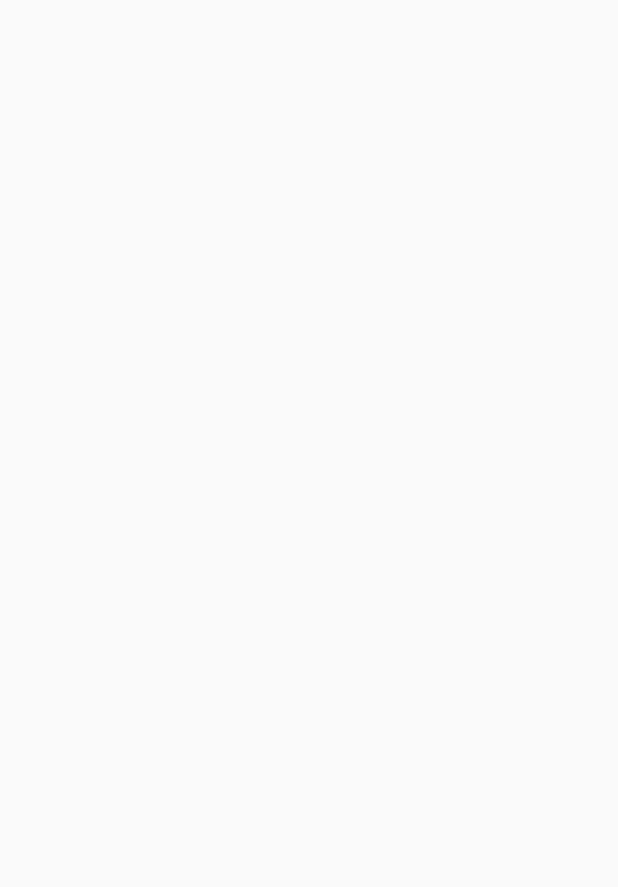
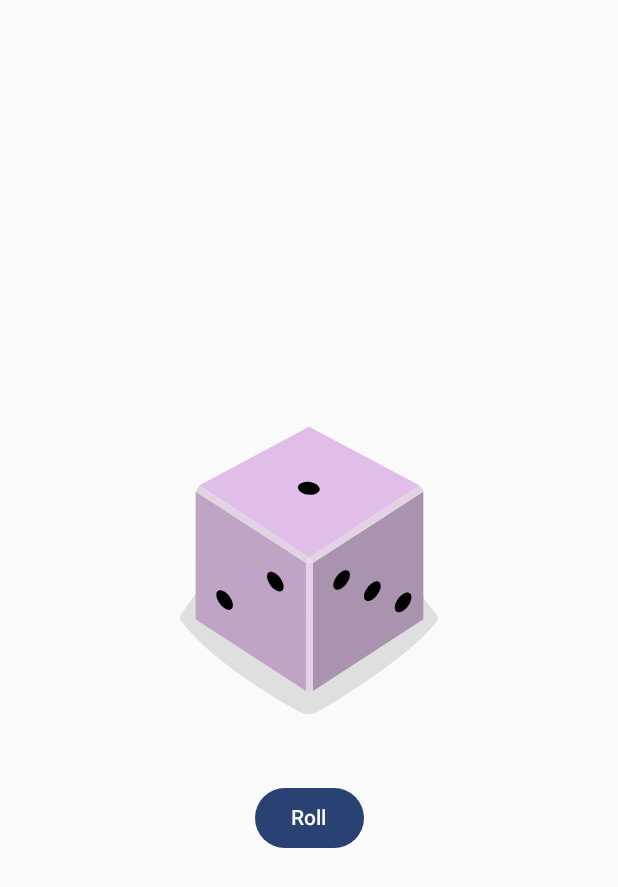
Before and after one commit to BTWFH/SmallAndroidApps, an Android app built with Jetpack Compose: the screen it shows after launch (MainActivity), on a phone screen of 412 x 824 dp. Before the commit the part shown is empty. Shown: the top 887 px of the screen. Run offline under Robolectric (Android 15) with nearby library versions, the light colour scheme and no system bars.

Commit message:
Finished dice roller app with working button and image

```diff
--- a/DiceRoller/app/build.gradle.kts
+++ b/DiceRoller/app/build.gradle.kts
@@ -59,6 +59,7 @@ dependencies {
     implementation(libs.androidx.ui.graphics)
     implementation(libs.androidx.ui.tooling.preview)
     implementation(libs.androidx.material3)
+    implementation(libs.androidx.material3.android)
     testImplementation(libs.junit)
     androidTestImplementation(libs.androidx.junit)
     androidTestImplementation(libs.androidx.espresso.core)
--- a/DiceRoller/app/src/main/java/com/example/diceroller/MainActivity.kt
+++ b/DiceRoller/app/src/main/java/com/example/diceroller/MainActivity.kt
@@ -4,12 +4,25 @@ import android.os.Bundle
 import androidx.activity.ComponentActivity
 import androidx.activity.compose.setContent
 import androidx.activity.enableEdgeToEdge
+import androidx.compose.foundation.Image
+import androidx.compose.foundation.layout.Column
+import androidx.compose.foundation.layout.Spacer
 import androidx.compose.foundation.layout.fillMaxSize
+import androidx.compose.foundation.layout.height
 import androidx.compose.foundation.layout.wrapContentSize
+import androidx.compose.material3.Button
+import androidx.compose.material3.Text
 import androidx.compose.runtime.Composable
+import androidx.compose.runtime.getValue
+import androidx.compose.runtime.mutableIntStateOf
+import androidx.compose.runtime.remember
+import androidx.compose.runtime.setValue
 import androidx.compose.ui.Alignment
 import androidx.compose.ui.Modifier
+import androidx.compose.ui.res.painterResource
+import androidx.compose.ui.res.stringResource
 import androidx.compose.ui.tooling.preview.Preview
+import androidx.compose.ui.unit.dp
 import com.example.diceroller.ui.theme.DiceRollerTheme
 
 class MainActivity : ComponentActivity() {
@@ -26,7 +39,28 @@ class MainActivity : ComponentActivity() {
 
 @Composable
 fun DiceWithButtonAndImage(modifier: Modifier = Modifier) {
-
+    var result by remember { mutableIntStateOf(1) }
+    val imageResource = when (result) {
+        1 -> R.drawable.dice_1
+        2 -> R.drawable.dice_2
+        3 -> R.drawable.dice_3
+        4 -> R.drawable.dice_4
+        5 -> R.drawable.dice_5
+        else -> R.drawable.dice_6
+    }
+    Column (
+        modifier = modifier,
+        horizontalAlignment = Alignment.CenterHorizontally
+    ) {
+        Image(
+            painter = painterResource(imageResource),
+            contentDescription = result.toString()
+        )
+        Spacer(modifier = Modifier.height(16.dp))
+        Button(onClick = { result = (1..6).random() }) {
+            Text(text = stringResource(R.string.roll))
+        }
+    }
 }
 
 @Preview
--- /dev/null
+++ b/DiceRoller/app/src/main/res/drawable/dice_1.xml
@@ -0,0 +1,66 @@
+<!--
+  ~ Copyright 2022, The Android Open Source Project
+  ~
+  ~ Licensed under the Apache License, Version 2.0 (the "License");
+  ~ you may not use this file except in compliance with the License.
+  ~ You may obtain a copy of the License at
+  ~
+  ~     http://www.apache.org/licenses/LICENSE-2.0
+  ~
+  ~ Unless required by applicable law or agreed to in writing, software
+  ~ distributed under the License is distributed on an "AS IS" BASIS,
+  ~ WITHOUT WARRANTIES OR CONDITIONS OF ANY KIND, either express or implied.
+  ~ See the License for the specific language governing permissions and
+  ~ limitations under the License.
+  -->
+
+<vector xmlns:android="http://schemas.android.com/apk/res/android"
+    android:width="200dp"
+    android:height="250dp"
+    android:viewportWidth="800"
+    android:viewportHeight="1000">
+    <path
+        android:fillAlpha="0.5"
+        android:fillColor="#C5C4C4"
+        android:pathData="M740.8,635.42c-68.27,90.47 -249.77,201.76 -316,240.63a50.7,50.7 0,0 1,-49.93 0.81c-64.19,-35 -234.09,-133.88 -315.65,-242a14.69,14.69 0,0 1,-0.12 -17.49c77.58,-106.29 159.67,-258.89 341.06,-258.89 182,0 242.19,139.08 340.27,258.88A14.62,14.62 0,0 1,740.8 635.42Z"
+        android:strokeAlpha="0.5" />
+    <path
+        android:fillColor="#AA93AE"
+        android:pathData="M704.9,630l-294.29,191.06l0,-340.85l294.29,-191.06l0,340.85z" />
+    <path
+        android:fillColor="#C0A4C5"
+        android:pathData="M97.59,630l294.29,191.06l0,-340.85l-294.29,-191.06l0,340.85z" />
+    <path
+        android:fillColor="#E1BEE7"
+        android:pathData="M400.14,464.73l-293.19,-191.45l293.19,-156.31l295.39,156.31l-295.39,191.45z" />
+    <path
+        android:fillColor="#E2D3E4"
+        android:pathData="M106.95,273.28l-9.36,15.87l294.29,191.06l8.26,-15.48l-293.19,-191.45z" />
+    <path
+        android:fillColor="#E2D3E4"
+        android:pathData="M695.53,273.28l9.37,15.87l-294.29,191.06l-10.47,-15.48l295.39,-191.45z" />
+    <path
+        android:fillColor="#E2D3E4"
+        android:pathData="M391.88,480.21h18.73v340.85h-18.73z" />
+    <path
+        android:fillColor="#E7DCE8"
+        android:pathData="M400.14,464.73l-8.26,15.48l18.73,0l-10.47,-15.48z" />
+    <path
+        android:fillColor="#000000"
+        android:pathData="M397.45,297.62a16.9,28.71 97.07,1 0,4.16 -33.54a16.9,28.71 97.07,1 0,-4.16 33.54z" />
+    <path
+        android:fillColor="#000000"
+        android:pathData="M297.17,539.02a30.12,16.11 53.82,1 0,26.01 -19.02a30.12,16.11 53.82,1 0,-26.01 19.02z" />
+    <path
+        android:fillColor="#000000"
+        android:pathData="M161.96,588.24a30.12,16.11 53.82,1 0,26.01 -19.02a30.12,16.11 53.82,1 0,-26.01 19.02z" />
+    <path
+        android:fillColor="#000000"
+        android:pathData="M551.15,579.45a30.12,16.11 126.18,1 0,35.56 -48.62a30.12,16.11 126.18,1 0,-35.56 48.62z" />
+    <path
+        android:fillColor="#000000"
+        android:pathData="M469.12,549.58a30.12,16.11 126.18,1 0,35.56 -48.62a30.12,16.11 126.18,1 0,-35.56 48.62z" />
+    <path
+        android:fillColor="#000000"
+        android:pathData="M633.17,609.29a30.12,16.11 126.18,1 0,35.56 -48.62a30.12,16.11 126.18,1 0,-35.56 48.62z" />
+</vector>
--- /dev/null
+++ b/DiceRoller/app/src/main/res/drawable/dice_2.xml
@@ -0,0 +1,66 @@
+<!--
+  ~ Copyright 2022, The Android Open Source Project
+  ~
+  ~ Licensed under the Apache License, Version 2.0 (the "License");
+  ~ you may not use this file except in compliance with the License.
+  ~ You may obtain a copy of the License at
+  ~
+  ~     http://www.apache.org/licenses/LICENSE-2.0
+  ~
+  ~ Unless required by applicable law or agreed to in writing, software
+  ~ distributed under the License is distributed on an "AS IS" BASIS,
+  ~ WITHOUT WARRANTIES OR CONDITIONS OF ANY KIND, either express or implied.
+  ~ See the License for the specific language governing permissions and
+  ~ limitations under the License.
+  -->
+
+<vector xmlns:android="http://schemas.android.com/apk/res/android"
+    android:width="200dp"
+    android:height="250dp"
+    android:viewportWidth="800"
+    android:viewportHeight="1000">
+    <path
+        android:fillAlpha="0.5"
+        android:fillColor="#C5C4C4"
+        android:pathData="M740.8,635.42c-68.27,90.47 -249.77,201.76 -316,240.63a50.7,50.7 0,0 1,-49.93 0.81c-64.19,-35 -234.09,-133.88 -315.65,-242a14.69,14.69 0,0 1,-0.12 -17.49c77.58,-106.29 159.67,-258.89 341.06,-258.89 182,0 242.19,139.08 340.27,258.88A14.62,14.62 0,0 1,740.8 635.42Z"
+        android:strokeAlpha="0.5" />
+    <path
+        android:fillColor="#AA93AE"
+        android:pathData="M704.9,630l-294.29,191.06l0,-340.85l294.29,-191.06l0,340.85z" />
+    <path
+        android:fillColor="#C0A4C5"
+        android:pathData="M97.59,630l294.29,191.06l0,-340.85l-294.29,-191.06l0,340.85z" />
+    <path
+        android:fillColor="#E1BEE7"
+        android:pathData="M400.14,464.73l-293.19,-191.45l293.19,-156.31l295.39,156.31l-295.39,191.45z" />
+    <path
+        android:fillColor="#E2D3E4"
+        android:pathData="M106.95,273.28l-9.36,15.87l294.29,191.06l8.26,-15.48l-293.19,-191.45z" />
+    <path
+        android:fillColor="#E2D3E4"
+        android:pathData="M695.53,273.28l9.37,15.87l-294.29,191.06l-10.47,-15.48l295.39,-191.45z" />
+    <path
+        android:fillColor="#E2D3E4"
+        android:pathData="M391.88,480.21h18.73v340.85h-18.73z" />
+    <path
+        android:fillColor="#E7DCE8"
+        android:pathData="M400.14,464.73l-8.26,15.48l18.73,0l-10.47,-15.48z" />
+    <path
+        android:fillColor="#000000"
+        android:pathData="M520.85,303.25a16.9,28.71 97.07,1 0,4.16 -33.54a16.9,28.71 97.07,1 0,-4.16 33.54z" />
+    <path
+        android:fillColor="#000000"
+        android:pathData="M273.33,291.99a16.9,28.71 97.07,1 0,4.16 -33.54a16.9,28.71 97.07,1 0,-4.16 33.54z" />
+    <path
+        android:fillColor="#000000"
+        android:pathData="M229.56,563.64a30.12,16.11 53.82,1 0,26.01 -19.02a30.12,16.11 53.82,1 0,-26.01 19.02z" />
+    <path
+        android:fillColor="#000000"
+        android:pathData="M311.58,533.77a30.12,16.11 53.82,1 0,26.01 -19.02a30.12,16.11 53.82,1 0,-26.01 19.02z" />
+    <path
+        android:fillColor="#000000"
+        android:pathData="M147.54,593.49a30.12,16.11 53.82,1 0,26.01 -19.02a30.12,16.11 53.82,1 0,-26.01 19.02z" />
+    <path
+        android:fillColor="#000000"
+        android:pathData="M551.15,579.45a30.12,16.11 126.18,1 0,35.56 -48.62a30.12,16.11 126.18,1 0,-35.56 48.62z" />
+</vector>
--- /dev/null
+++ b/DiceRoller/app/src/main/res/drawable/dice_3.xml
@@ -0,0 +1,66 @@
+<!--
+  ~ Copyright 2022, The Android Open Source Project
+  ~
+  ~ Licensed under the Apache License, Version 2.0 (the "License");
+  ~ you may not use this file except in compliance with the License.
+  ~ You may obtain a copy of the License at
+  ~
+  ~     http://www.apache.org/licenses/LICENSE-2.0
+  ~
+  ~ Unless required by applicable law or agreed to in writing, software
+  ~ distributed under the License is distributed on an "AS IS" BASIS,
+  ~ WITHOUT WARRANTIES OR CONDITIONS OF ANY KIND, either express or implied.
+  ~ See the License for the specific language governing permissions and
+  ~ limitations under the License.
+  -->
+
+<vector xmlns:android="http://schemas.android.com/apk/res/android"
+    android:width="200dp"
+    android:height="250dp"
+    android:viewportWidth="800"
+    android:viewportHeight="1000">
+    <path
+        android:fillAlpha="0.5"
+        android:fillColor="#C5C4C4"
+        android:pathData="M740.8,635.42c-68.27,90.47 -249.77,201.76 -316,240.63a50.7,50.7 0,0 1,-49.93 0.81c-64.19,-35 -234.09,-133.88 -315.65,-242a14.69,14.69 0,0 1,-0.12 -17.49c77.58,-106.29 159.67,-258.89 341.06,-258.89 182,0 242.19,139.08 340.27,258.88A14.62,14.62 0,0 1,740.8 635.42Z"
+        android:strokeAlpha="0.5" />
+    <path
+        android:fillColor="#AA93AE"
+        android:pathData="M704.9,630l-294.29,191.06l0,-340.85l294.29,-191.06l0,340.85z" />
+    <path
+        android:fillColor="#C0A4C5"
+        android:pathData="M97.59,630l294.29,191.06l0,-340.85l-294.29,-191.06l0,340.85z" />
+    <path
+        android:fillColor="#E1BEE7"
+        android:pathData="M400.14,464.73l-293.19,-191.45l293.19,-156.31l295.39,156.31l-295.39,191.45z" />
+    <path
+        android:fillColor="#E2D3E4"
+        android:pathData="M106.95,273.28l-9.36,15.87l294.29,191.06l8.26,-15.48l-293.19,-191.45z" />
+    <path
+        android:fillColor="#E2D3E4"
+        android:pathData="M695.53,273.28l9.37,15.87l-294.29,191.06l-10.47,-15.48l295.39,-191.45z" />
+    <path
+        android:fillColor="#E2D3E4"
+        android:pathData="M391.88,480.21h18.73v340.85h-18.73z" />
+    <path
+        android:fillColor="#E7DCE8"
+        android:pathData="M400.14,464.73l-8.26,15.48l18.73,0l-10.47,-15.48z" />
+    <path
+        android:fillColor="#000000"
+        android:pathData="M398.11,297.62a16.9,28.71 97.07,1 0,4.16 -33.54a16.9,28.71 97.07,1 0,-4.16 33.54z" />
+    <path
+        android:fillColor="#000000"
+        android:pathData="M548.27,304.46a16.9,28.71 97.07,1 0,4.16 -33.54a16.9,28.71 97.07,1 0,-4.16 33.54z" />
+    <path
+        android:fillColor="#000000"
+        android:pathData="M247.95,290.79a16.9,28.71 97.07,1 0,4.16 -33.54a16.9,28.71 97.07,1 0,-4.16 33.54z" />
+    <path
+        android:fillColor="#000000"
+        android:pathData="M229.56,563.64a30.12,16.11 53.82,1 0,26.01 -19.02a30.12,16.11 53.82,1 0,-26.01 19.02z" />
+    <path
+        android:fillColor="#000000"
+        android:pathData="M483.54,554.83a30.12,16.11 126.18,1 0,35.56 -48.62a30.12,16.11 126.18,1 0,-35.56 48.62z" />
+    <path
+        android:fillColor="#000000"
+        android:pathData="M618.75,604.04a30.12,16.11 126.18,1 0,35.56 -48.62a30.12,16.11 126.18,1 0,-35.56 48.62z" />
+</vector>
--- /dev/null
+++ b/DiceRoller/app/src/main/res/drawable/dice_4.xml
@@ -0,0 +1,69 @@
+<!--
+  ~ Copyright 2022, The Android Open Source Project
+  ~
+  ~ Licensed under the Apache License, Version 2.0 (the "License");
+  ~ you may not use this file except in compliance with the License.
+  ~ You may obtain a copy of the License at
+  ~
+  ~     http://www.apache.org/licenses/LICENSE-2.0
+  ~
+  ~ Unless required by applicable law or agreed to in writing, software
+  ~ distributed under the License is distributed on an "AS IS" BASIS,
+  ~ WITHOUT WARRANTIES OR CONDITIONS OF ANY KIND, either express or implied.
+  ~ See the License for the specific language governing permissions and
+  ~ limitations under the License.
+  -->
+
+<vector xmlns:android="http://schemas.android.com/apk/res/android"
+    android:width="200dp"
+    android:height="250dp"
+    android:viewportWidth="800"
+    android:viewportHeight="1000">
+    <path
+        android:fillAlpha="0.5"
+        android:fillColor="#C5C4C4"
+        android:pathData="M740.8,635.42c-68.27,90.47 -249.77,201.76 -316,240.63a50.7,50.7 0,0 1,-49.93 0.81c-64.19,-35 -234.09,-133.88 -315.65,-242a14.69,14.69 0,0 1,-0.12 -17.49c77.58,-106.29 159.67,-258.89 341.06,-258.89 182,0 242.19,139.08 340.27,258.88A14.62,14.62 0,0 1,740.8 635.42Z"
+        android:strokeAlpha="0.5" />
+    <path
+        android:fillColor="#AA93AE"
+        android:pathData="M704.9,630l-294.29,191.06l0,-340.85l294.29,-191.06l0,340.85z" />
+    <path
+        android:fillColor="#C0A4C5"
+        android:pathData="M97.59,630l294.29,191.06l0,-340.85l-294.29,-191.06l0,340.85z" />
+    <path
+        android:fillColor="#E1BEE7"
+        android:pathData="M400.14,464.73l-293.19,-191.45l293.19,-156.31l295.39,156.31l-295.39,191.45z" />
+    <path
+        android:fillColor="#E2D3E4"
+        android:pathData="M106.95,273.28l-9.36,15.87l294.29,191.06l8.26,-15.48l-293.19,-191.45z" />
+    <path
+        android:fillColor="#E2D3E4"
+        android:pathData="M695.53,273.28l9.37,15.87l-294.29,191.06l-10.47,-15.48l295.39,-191.45z" />
+    <path
+        android:fillColor="#E2D3E4"
+        android:pathData="M391.88,480.21h18.73v340.85h-18.73z" />
+    <path
+        android:fillColor="#E7DCE8"
+        android:pathData="M400.14,464.73l-8.26,15.48l18.73,0l-10.47,-15.48z" />
+    <path
+        android:fillColor="#000000"
+        android:pathData="M530.08,303.65a16.9,28.71 97.07,1 0,4.16 -33.54a16.9,28.71 97.07,1 0,-4.16 33.54z" />
+    <path
+        android:fillColor="#000000"
+        android:pathData="M389.68,218.17a16.9,28.71 97.07,1 0,4.16 -33.54a16.9,28.71 97.07,1 0,-4.16 33.54z" />
+    <path
+        android:fillColor="#000000"
+        android:pathData="M405.35,377.09a16.9,28.71 97.07,1 0,4.16 -33.54a16.9,28.71 97.07,1 0,-4.16 33.54z" />
+    <path
+        android:fillColor="#000000"
+        android:pathData="M264.95,291.6a16.9,28.71 97.07,1 0,4.16 -33.54a16.9,28.71 97.07,1 0,-4.16 33.54z" />
+    <path
+        android:fillColor="#000000"
+        android:pathData="M297.17,541.59a30.12,16.11 53.82,1 0,26.01 -19.02a30.12,16.11 53.82,1 0,-26.01 19.02z" />
+    <path
+        android:fillColor="#000000"
+        android:pathData="M161.96,590.81a30.12,16.11 53.82,1 0,26.01 -19.02a30.12,16.11 53.82,1 0,-26.01 19.02z" />
+    <path
+        android:fillColor="#000000"
+        android:pathData="M551.15,579.45a30.12,16.11 126.18,1 0,35.56 -48.62a30.12,16.11 126.18,1 0,-35.56 48.62z" />
+</vector>
--- /dev/null
+++ b/DiceRoller/app/src/main/res/drawable/dice_5.xml
@@ -0,0 +1,75 @@
+<!--
+  ~ Copyright 2022, The Android Open Source Project
+  ~
+  ~ Licensed under the Apache License, Version 2.0 (the "License");
+  ~ you may not use this file except in compliance with the License.
+  ~ You may obtain a copy of the License at
+  ~
+  ~     http://www.apache.org/licenses/LICENSE-2.0
+  ~
+  ~ Unless required by applicable law or agreed to in writing, software
+  ~ distributed under the License is distributed on an "AS IS" BASIS,
+  ~ WITHOUT WARRANTIES OR CONDITIONS OF ANY KIND, either express or implied.
+  ~ See the License for the specific language governing permissions and
+  ~ limitations under the License.
+  -->
+
+<vector xmlns:android="http://schemas.android.com/apk/res/android"
+    android:width="200dp"
+    android:height="250dp"
+    android:viewportWidth="800"
+    android:viewportHeight="1000">
+    <path
+        android:fillAlpha="0.5"
+        android:fillColor="#C5C4C4"
+        android:pathData="M740.8,635.42c-68.27,90.47 -249.77,201.76 -316,240.63a50.7,50.7 0,0 1,-49.93 0.81c-64.19,-35 -234.09,-133.88 -315.65,-242a14.69,14.69 0,0 1,-0.12 -17.49c77.58,-106.29 159.67,-258.89 341.06,-258.89 182,0 242.19,139.08 340.27,258.88A14.62,14.62 0,0 1,740.8 635.42Z"
+        android:strokeAlpha="0.5" />
+    <path
+        android:fillColor="#AA93AE"
+        android:pathData="M704.9,630l-294.29,191.06l0,-340.85l294.29,-191.06l0,340.85z" />
+    <path
+        android:fillColor="#C0A4C5"
+        android:pathData="M97.59,630l294.29,191.06l0,-340.85l-294.29,-191.06l0,340.85z" />
+    <path
+        android:fillColor="#E1BEE7"
+        android:pathData="M400.14,464.73l-293.19,-191.45l293.19,-156.31l295.39,156.31l-295.39,191.45z" />
+    <path
+        android:fillColor="#E2D3E4"
+        android:pathData="M106.95,273.28l-9.36,15.87l294.29,191.06l8.26,-15.48l-293.19,-191.45z" />
+    <path
+        android:fillColor="#E2D3E4"
+        android:pathData="M695.53,273.28l9.37,15.87l-294.29,191.06l-10.47,-15.48l295.39,-191.45z" />
+    <path
+        android:fillColor="#E2D3E4"
+        android:pathData="M391.88,480.21h18.73v340.85h-18.73z" />
+    <path
+        android:fillColor="#E7DCE8"
+        android:pathData="M400.14,464.73l-8.26,15.48l18.73,0l-10.47,-15.48z" />
+    <path
+        android:fillColor="#000000"
+        android:pathData="M397.05,297.63a16.9,28.71 97.07,1 0,4.16 -33.54a16.9,28.71 97.07,1 0,-4.16 33.54z" />
+    <path
+        android:fillColor="#000000"
+        android:pathData="M547.21,304.45a16.9,28.71 97.07,1 0,4.16 -33.54a16.9,28.71 97.07,1 0,-4.16 33.54z" />
+    <path
+        android:fillColor="#000000"
+        android:pathData="M388.17,207.62a16.9,28.71 97.07,1 0,4.16 -33.54a16.9,28.71 97.07,1 0,-4.16 33.54z" />
+    <path
+        android:fillColor="#000000"
+        android:pathData="M405.93,387.62a16.9,28.71 97.07,1 0,4.16 -33.54a16.9,28.71 97.07,1 0,-4.16 33.54z" />
+    <path
+        android:fillColor="#000000"
+        android:pathData="M246.89,290.79a16.9,28.71 97.07,1 0,4.16 -33.54a16.9,28.71 97.07,1 0,-4.16 33.54z" />
+    <path
+        android:fillColor="#000000"
+        android:pathData="M229.56,563.64a30.12,16.11 53.82,1 0,26.01 -19.02a30.12,16.11 53.82,1 0,-26.01 19.02z" />
+    <path
+        android:fillColor="#000000"
+        android:pathData="M551.15,579.45a30.12,16.11 126.18,1 0,35.56 -48.62a30.12,16.11 126.18,1 0,-35.56 48.62z" />
+    <path
+        android:fillColor="#000000"
+        android:pathData="M469.12,549.58a30.12,16.11 126.18,1 0,35.56 -48.62a30.12,16.11 126.18,1 0,-35.56 48.62z" />
+    <path
+        android:fillColor="#000000"
+        android:pathData="M633.17,609.29a30.12,16.11 126.18,1 0,35.56 -48.62a30.12,16.11 126.18,1 0,-35.56 48.62z" />
+</vector>
--- /dev/null
+++ b/DiceRoller/app/src/main/res/drawable/dice_6.xml
@@ -0,0 +1,81 @@
+<!--
+  ~ Copyright 2022, The Android Open Source Project
+  ~
+  ~ Licensed under the Apache License, Version 2.0 (the "License");
+  ~ you may not use this file except in compliance with the License.
+  ~ You may obtain a copy of the License at
+  ~
+  ~     http://www.apache.org/licenses/LICENSE-2.0
+  ~
+  ~ Unless required by applicable law or agreed to in writing, software
+  ~ distributed under the License is distributed on an "AS IS" BASIS,
+  ~ WITHOUT WARRANTIES OR CONDITIONS OF ANY KIND, either express or implied.
+  ~ See the License for the specific language governing permissions and
+  ~ limitations under the License.
+  -->
+
+<vector xmlns:android="http://schemas.android.com/apk/res/android"
+    android:width="200dp"
+    android:height="250dp"
+    android:viewportWidth="800"
+    android:viewportHeight="1000">
+    <path
+        android:fillAlpha="0.5"
+        android:fillColor="#C5C4C4"
+        android:pathData="M740.8,635.42c-68.27,90.47 -249.77,201.76 -316,240.63a50.7,50.7 0,0 1,-49.93 0.81c-64.19,-35 -234.09,-133.88 -315.65,-242a14.69,14.69 0,0 1,-0.12 -17.49c77.58,-106.29 159.67,-258.89 341.06,-258.89 182,0 242.19,139.08 340.27,258.88A14.62,14.62 0,0 1,740.8 635.42Z"
+        android:strokeAlpha="0.5" />
+    <path
+        android:fillColor="#AA93AE"
+        android:pathData="M704.9,630l-294.29,191.06l0,-340.85l294.29,-191.06l0,340.85z" />
+    <path
+        android:fillColor="#C0A4C5"
+        android:pathData="M97.59,630l294.29,191.06l0,-340.85l-294.29,-191.06l0,340.85z" />
+    <path
+        android:fillColor="#E1BEE7"
+        android:pathData="M400.14,464.73l-293.19,-191.45l293.19,-156.31l295.39,156.31l-295.39,191.45z" />
+    <path
+        android:fillColor="#E2D3E4"
+        android:pathData="M106.95,273.28l-9.36,15.87l294.29,191.06l8.26,-15.48l-293.19,-191.45z" />
+    <path
+        android:fillColor="#E2D3E4"
+        android:pathData="M695.53,273.28l9.37,15.87l-294.29,191.06l-10.47,-15.48l295.39,-191.45z" />
+    <path
+        android:fillColor="#E2D3E4"
+        android:pathData="M391.88,480.21h18.73v340.85h-18.73z" />
+    <path
+        android:fillColor="#E7DCE8"
+        android:pathData="M400.14,464.73l-8.26,15.48l18.73,0l-10.47,-15.48z" />
+    <path
+        android:fillColor="#000000"
+        android:pathData="M326.53,254.89a16.9,28.71 97.07,1 0,4.16 -33.54a16.9,28.71 97.07,1 0,-4.16 33.54z" />
+    <path
+        android:fillColor="#000000"
+        android:pathData="M537.57,298.78a16.9,28.71 97.07,1 0,4.16 -33.54a16.9,28.71 97.07,1 0,-4.16 33.54z" />
+    <path
+        android:fillColor="#000000"
+        android:pathData="M397.17,213.3a16.9,28.71 97.07,1 0,4.16 -33.54a16.9,28.71 97.07,1 0,-4.16 33.54z" />
+    <path
+        android:fillColor="#000000"
+        android:pathData="M396.31,381.95a16.9,28.71 97.07,1 0,4.16 -33.54a16.9,28.71 97.07,1 0,-4.16 33.54z" />
+    <path
+        android:fillColor="#000000"
+        android:pathData="M255.91,296.47a16.9,28.71 97.07,1 0,4.16 -33.54a16.9,28.71 97.07,1 0,-4.16 33.54z" />
+    <path
+        android:fillColor="#000000"
+        android:pathData="M466.93,340.37a16.9,28.71 97.07,1 0,4.16 -33.54a16.9,28.71 97.07,1 0,-4.16 33.54z" />
+    <path
+        android:fillColor="#000000"
+        android:pathData="M230,563.64a30.12,16.11 53.82,1 0,26.01 -19.02a30.12,16.11 53.82,1 0,-26.01 19.02z" />
+    <path
+        android:fillColor="#000000"
+        android:pathData="M312.02,533.78a30.12,16.11 53.82,1 0,26.01 -19.02a30.12,16.11 53.82,1 0,-26.01 19.02z" />
+    <path
+        android:fillColor="#000000"
+        android:pathData="M147.96,593.48a30.12,16.11 53.82,1 0,26.01 -19.02a30.12,16.11 53.82,1 0,-26.01 19.02z" />
+    <path
+        android:fillColor="#000000"
+        android:pathData="M483.54,554.83a30.12,16.11 126.18,1 0,35.56 -48.62a30.12,16.11 126.18,1 0,-35.56 48.62z" />
+    <path
+        android:fillColor="#000000"
+        android:pathData="M618.75,604.04a30.12,16.11 126.18,1 0,35.56 -48.62a30.12,16.11 126.18,1 0,-35.56 48.62z" />
+</vector>
--- a/DiceRoller/app/src/main/res/values/strings.xml
+++ b/DiceRoller/app/src/main/res/values/strings.xml
@@ -1,3 +1,4 @@
 <resources>
     <string name="app_name">Dice Roller</string>
+    <string name="roll">Roll</string>
 </resources>
--- a/DiceRoller/gradle/libs.versions.toml
+++ b/DiceRoller/gradle/libs.versions.toml
@@ -1,5 +1,5 @@
 [versions]
-agp = "8.4.0"
+agp = "8.5.2"
 kotlin = "1.9.0"
 coreKtx = "1.13.1"
 junit = "4.13.2"
@@ -7,7 +7,8 @@ junitVersion = "1.2.1"
 espressoCore = "3.6.1"
 lifecycleRuntimeKtx = "2.8.4"
 activityCompose = "1.9.1"
-composeBom = "2023.08.00"
+composeBom = "2024.08.00"
+material3Android = "1.2.1"
 
 [libraries]
 androidx-core-ktx = { group = "androidx.core", name = "core-ktx", version.ref = "coreKtx" }
@@ -24,6 +25,7 @@ androidx-ui-tooling-preview = { group = "androidx.compose.ui", name = "ui-toolin
 androidx-ui-test-manifest = { group = "androidx.compose.ui", name = "ui-test-manifest" }
 androidx-ui-test-junit4 = { group = "androidx.compose.ui", name = "ui-test-junit4" }
 androidx-material3 = { group = "androidx.compose.material3", name = "material3" }
+androidx-material3-android = { group = "androidx.compose.material3", name = "material3-android", version.ref = "material3Android" }
 
 [plugins]
 android-application = { id = "com.android.application", version.ref = "agp" }
```
Also changed, not shown: DiceRoller/gradle/wrapper/gradle-wrapper.properties.
